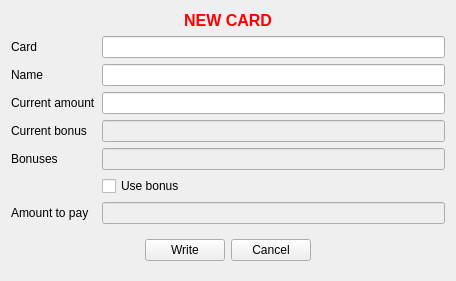
First picture: the form in working.ui, repository End1-1/GASTiko, before the edit.
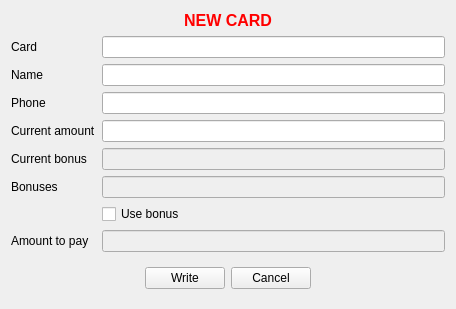
Second picture: the form after the edit.

```diff
--- a/working.ui
+++ b/working.ui
@@ -7,7 +7,7 @@
     <x>0</x>
     <y>0</y>
     <width>456</width>
-    <height>263</height>
+    <height>289</height>
    </rect>
   </property>
   <property name="windowTitle">
@@ -15,122 +15,15 @@
   </property>
   <layout class="QGridLayout" name="gridLayout">
    <item row="5" column="1">
-    <widget class="QLineEdit" name="leBonus">
-     <property name="enabled">
-      <bool>false</bool>
-     </property>
-    </widget>
-   </item>
-   <item row="5" column="0">
-    <widget class="QLabel" name="label_4">
-     <property name="text">
-      <string>Bonuses</string>
-     </property>
-    </widget>
-   </item>
-   <item row="3" column="1">
-    <widget class="QLineEdit" name="leAmount"/>
-   </item>
-   <item row="1" column="1">
-    <widget class="QLineEdit" name="leCard"/>
-   </item>
-   <item row="2" column="0">
-    <widget class="QLabel" name="label_2">
-     <property name="text">
-      <string>Name</string>
-     </property>
-    </widget>
-   </item>
-   <item row="4" column="1">
     <widget class="QLineEdit" name="leCurrentBonus">
      <property name="enabled">
       <bool>false</bool>
      </property>
     </widget>
    </item>
-   <item row="9" column="0" colspan="2">
-    <widget class="QWidget" name="widget" native="true">
-     <layout class="QHBoxLayout" name="horizontalLayout">
-      <item>
-       <spacer name="horizontalSpacer">
-        <property name="orientation">
-         <enum>Qt::Horizontal</enum>
-        </property>
-        <property name="sizeHint" stdset="0">
-         <size>
-          <width>123</width>
-          <height>20</height>
-         </size>
-        </property>
-       </spacer>
-      </item>
-      <item>
-       <widget class="QPushButton" name="btnWrite">
-        <property name="focusPolicy">
-         <enum>Qt::NoFocus</enum>
-        </property>
-        <property name="text">
-         <string>Write</string>
-        </property>
-       </widget>
-      </item>
-      <item>
-       <widget class="QPushButton" name="btnCancel">
-        <property name="focusPolicy">
-         <enum>Qt::NoFocus</enum>
-        </property>
-        <property name="text">
-         <string>Cancel</string>
-        </property>
-       </widget>
-      </item>
-      <item>
-       <spacer name="horizontalSpacer_2">
-        <property name="orientation">
-         <enum>Qt::Horizontal</enum>
-        </property>
-        <property name="sizeHint" stdset="0">
-         <size>
-          <width>123</width>
-          <height>20</height>
-         </size>
-        </property>
-       </spacer>
-      </item>
-     </layout>
-    </widget>
-   </item>
-   <item row="1" column="0">
-    <widget class="QLabel" name="label">
-     <property name="text">
-      <string>Card</string>
-     </property>
-    </widget>
-   </item>
-   <item row="6" column="1">
-    <widget class="QCheckBox" name="chUseBonus">
-     <property name="text">
-      <string>Use bonus</string>
-     </property>
-    </widget>
-   </item>
    <item row="2" column="1">
     <widget class="QLineEdit" name="leName"/>
    </item>
-   <item row="3" column="0">
-    <widget class="QLabel" name="label_3">
-     <property name="text">
-      <string>Current amount</string>
-     </property>
-    </widget>
-   </item>
-   <item row="4" column="0">
-    <widget class="QLabel" name="label_5">
-     <property name="text">
-      <string>Current bonus</string>
-     </property>
-    </widget>
-   </item>
    <item row="0" column="0" colspan="2">
     <widget class="QLabel" name="lbCaption">
      <property name="font">
@@ -151,20 +44,137 @@
      </property>
     </widget>
    </item>
-   <item row="8" column="0">
+   <item row="1" column="1">
+    <widget class="QLineEdit" name="leCard"/>
+   </item>
+   <item row="1" column="0">
+    <widget class="QLabel" name="label">
+     <property name="text">
+      <string>Card</string>
+     </property>
+    </widget>
+   </item>
+   <item row="5" column="0">
+    <widget class="QLabel" name="label_5">
+     <property name="text">
+      <string>Current bonus</string>
+     </property>
+    </widget>
+   </item>
+   <item row="7" column="1">
+    <widget class="QCheckBox" name="chUseBonus">
+     <property name="text">
+      <string>Use bonus</string>
+     </property>
+    </widget>
+   </item>
+   <item row="2" column="0">
+    <widget class="QLabel" name="label_2">
+     <property name="text">
+      <string>Name</string>
+     </property>
+    </widget>
+   </item>
+   <item row="4" column="0">
+    <widget class="QLabel" name="label_3">
+     <property name="text">
+      <string>Current amount</string>
+     </property>
+    </widget>
+   </item>
+   <item row="10" column="0" colspan="2">
+    <widget class="QWidget" name="widget" native="true">
+     <layout class="QHBoxLayout" name="horizontalLayout">
+      <item>
+       <spacer name="horizontalSpacer">
+        <property name="orientation">
+         <enum>Qt::Horizontal</enum>
+        </property>
+        <property name="sizeHint" stdset="0">
+         <size>
+          <width>123</width>
+          <height>20</height>
+         </size>
+        </property>
+       </spacer>
+      </item>
+      <item>
+       <widget class="QPushButton" name="btnWrite">
+        <property name="focusPolicy">
+         <enum>Qt::NoFocus</enum>
+        </property>
+        <property name="text">
+         <string>Write</string>
+        </property>
+       </widget>
+      </item>
+      <item>
+       <widget class="QPushButton" name="btnCancel">
+        <property name="focusPolicy">
+         <enum>Qt::NoFocus</enum>
+        </property>
+        <property name="text">
+         <string>Cancel</string>
+        </property>
+       </widget>
+      </item>
+      <item>
+       <spacer name="horizontalSpacer_2">
+        <property name="orientation">
+         <enum>Qt::Horizontal</enum>
+        </property>
+        <property name="sizeHint" stdset="0">
+         <size>
+          <width>123</width>
+          <height>20</height>
+         </size>
+        </property>
+       </spacer>
+      </item>
+     </layout>
+    </widget>
+   </item>
+   <item row="9" column="1">
+    <widget class="QLineEdit" name="leAmoutToPay">
+     <property name="enabled">
+      <bool>false</bool>
+     </property>
+    </widget>
+   </item>
+   <item row="6" column="1">
+    <widget class="QLineEdit" name="leBonus">
+     <property name="enabled">
+      <bool>false</bool>
+     </property>
+    </widget>
+   </item>
+   <item row="9" column="0">
     <widget class="QLabel" name="lbAmountToPay">
      <property name="text">
       <string>Amount to pay</string>
      </property>
     </widget>
    </item>
-   <item row="8" column="1">
-    <widget class="QLineEdit" name="leAmoutToPay">
-     <property name="enabled">
-      <bool>false</bool>
+   <item row="6" column="0">
+    <widget class="QLabel" name="label_4">
+     <property name="text">
+      <string>Bonuses</string>
      </property>
     </widget>
    </item>
+   <item row="4" column="1">
+    <widget class="QLineEdit" name="leAmount"/>
+   </item>
+   <item row="3" column="0">
+    <widget class="QLabel" name="label_6">
+     <property name="text">
+      <string>Phone</string>
+     </property>
+    </widget>
+   </item>
+   <item row="3" column="1">
+    <widget class="QLineEdit" name="lePhone"/>
+   </item>
   </layout>
  </widget>
  <tabstops>
```
